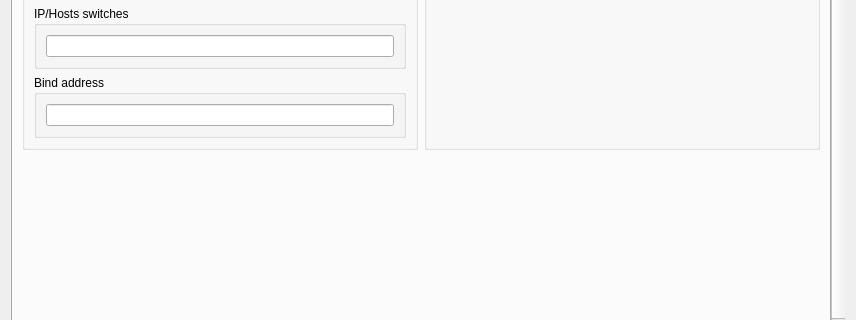
The window that rpcs3/rpcs3qt/settings_dialog.ui (RPCS3/rpcs3) describes before a commit, drawn with Qt 5; both pictures show x 0 to 856 and y 207 to 527 of the 856 by 688 pixel window.
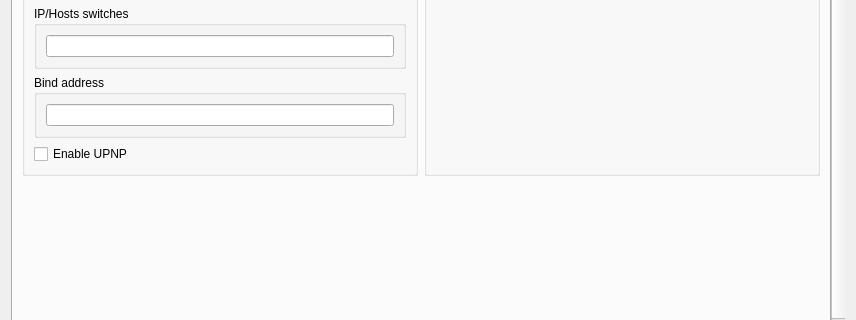
The same window after the commit. The open tabs and pages were chosen to show the change. Icons and pictures are not drawn.

Commit message:
rpcn: signaling handler improvements & upnp
Simplify signaling by making Matching2 a layer over normal signaling.
Implements UPNP port forwarding
Implement sceNpMatching2AbortRequest
Fix reported bw in sceNpUtil
Hack for Fat Princess binding udp on 3658
Reenable CB for sceNpBasicAddPlayersHistoryAsync
Misc fixes

The edit to the form file:
```diff
--- a/rpcs3/rpcs3qt/settings_dialog.ui
+++ b/rpcs3/rpcs3qt/settings_dialog.ui
@@ -2077,7 +2077,7 @@
             <property name="title">
              <string>Network Configuration</string>
             </property>
-            <layout class="QVBoxLayout" name="gb_network_status_layout" stretch="0,0,0,0,0">
+            <layout class="QVBoxLayout" name="gb_network_status_layout" stretch="0,0,0,0,0,0">
              <item>
               <widget class="QGroupBox" name="gb_netStatusBox">
                <property name="title">
@@ -2147,6 +2147,13 @@
                </layout>
               </widget>
              </item>
+             <item>
+              <widget class="QCheckBox" name="enable_upnp">
+               <property name="text">
+                <string>Enable UPNP</string>
+               </property>
+              </widget>
+             </item>
              <item>
               <spacer name="networkTabSpacerLeft">
                <property name="orientation">
```
The commit also changes 43 other files.
